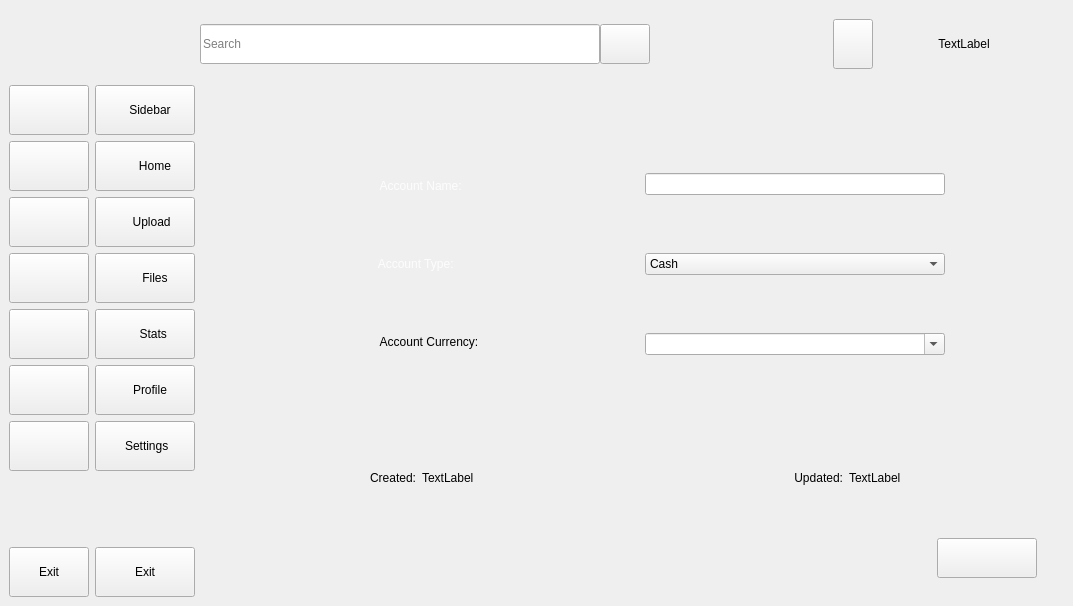
Before: the Qt Designer form financial_app_ui.ui in Ulaaka/Desktop-based-application-for-personal-finance, drawn with Qt 5.
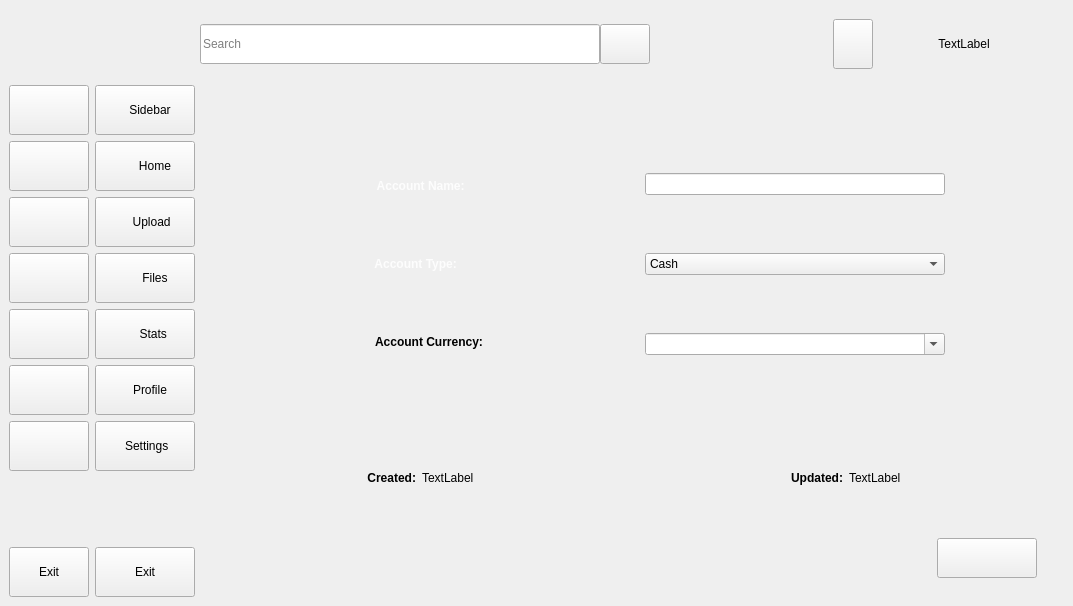
After: the same form once the commit is applied. Icons and pictures are not drawn.

Patch:
```diff
--- a/financial_app_ui.ui
+++ b/financial_app_ui.ui
@@ -1077,6 +1077,11 @@
                         <disabled/>
                        </palette>
                       </property>
+                      <property name="font">
+                       <font>
+                        <bold>true</bold>
+                       </font>
+                      </property>
                       <property name="text">
                        <string>Account Name:     </string>
                       </property>
@@ -1120,6 +1125,11 @@
                         <disabled/>
                        </palette>
                       </property>
+                      <property name="font">
+                       <font>
+                        <bold>true</bold>
+                       </font>
+                      </property>
                       <property name="text">
                        <string>Account Type:        </string>
                       </property>
@@ -1136,6 +1146,11 @@
                         <verstretch>0</verstretch>
                        </sizepolicy>
                       </property>
+                      <property name="font">
+                       <font>
+                        <bold>true</bold>
+                       </font>
+                      </property>
                       <property name="text">
                        <string>Account Currency:</string>
                       </property>
@@ -1255,6 +1270,11 @@
                 <layout class="QHBoxLayout" name="horizontalLayout_7">
                  <item>
                   <widget class="QLabel" name="account_created_label">
+                   <property name="font">
+                    <font>
+                     <bold>true</bold>
+                    </font>
+                   </property>
                    <property name="text">
                     <string>Created:</string>
                    </property>
@@ -1288,6 +1308,11 @@
                  </item>
                  <item>
                   <widget class="QLabel" name="account_update_label">
+                   <property name="font">
+                    <font>
+                     <bold>true</bold>
+                    </font>
+                   </property>
                    <property name="text">
                     <string>Updated:</string>
                    </property>
```
